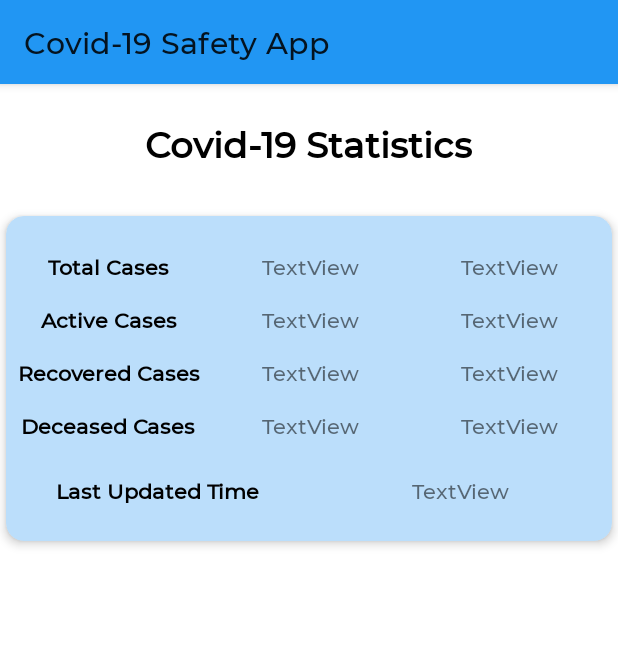
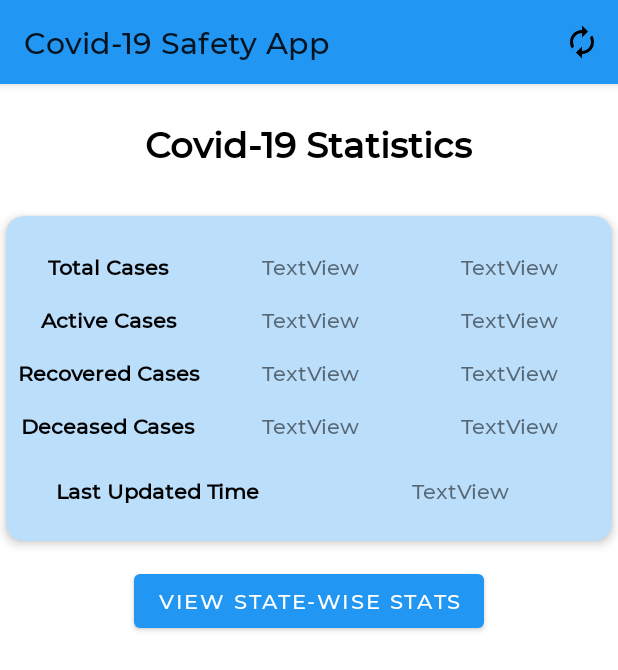
Before and after one commit to VarunT11/Covid-19-App, an Android app: the screen it shows after launch (DashboardActivity), on a phone screen of 412 x 824 dp. Shown: the top 670 px of the screen. Run offline under Robolectric (Android 15) with nearby library versions, the phone set to English and light mode, and no system bars; our stand-ins replace Volley; network calls fail.

Commit message:
Updated the Project Structure

```diff
--- a/app/src/main/java/com/example/covid19_safetyapp/activities/DashboardActivity.java
+++ b/app/src/main/java/com/example/covid19_safetyapp/activities/DashboardActivity.java
@@ -1,5 +1,6 @@
 package com.example.covid19_safetyapp.activities;
 
+import android.app.ProgressDialog;
 import android.os.Bundle;
 import android.view.View;
 import android.widget.Toast;
@@ -13,6 +14,7 @@ import com.example.covid19_safetyapp.R;
 import com.example.covid19_safetyapp.api.FetchApi;
 import com.example.covid19_safetyapp.interfaces.ActivityFragmentInterface;
 import com.example.covid19_safetyapp.viewmodel.MainViewModel;
+import com.google.android.material.appbar.MaterialToolbar;
 
 import org.json.JSONException;
 
@@ -20,6 +22,9 @@ public class DashboardActivity extends AppCompatActivity implements ActivityFrag
 
     private MainViewModel mainViewModel;
     private NavController navController;
+    private ProgressDialog progressDialog;
+
+    private MaterialToolbar toolbar;
 
     @Override
     protected void onCreate(Bundle savedInstanceState) {
@@ -33,23 +38,37 @@ public class DashboardActivity extends AppCompatActivity implements ActivityFrag
     }
 
     @Override
-    public void findViewsAndAttachListeners(View view){
+    public void findViewsAndAttachListeners(View view) {
+        progressDialog = new ProgressDialog(this);
+        progressDialog.setTitle("Loading");
+        progressDialog.setMessage("Updating the Data");
+        progressDialog.setCancelable(false);
+        progressDialog.setCanceledOnTouchOutside(false);
 
+        toolbar = findViewById(R.id.toolbarMain);
+        toolbar.setOnMenuItemClickListener(item -> {
+            if(item.getItemId() == R.id.actionRefresh){
+                fetchData();
+            }
+            return false;
+        });
     }
 
     @Override
-    public void setupViewModelAndNavController(){
+    public void setupViewModelAndNavController() {
         mainViewModel = new ViewModelProvider(this).get(MainViewModel.class);
         navController = Navigation.findNavController(this, R.id.navHostMain);
     }
 
-    private void fetchData(){
+    private void fetchData() {
+        progressDialog.show();
         new FetchApi(this)
                 .fetchApi(getString(R.string.data_url), (success, result) -> {
-                    if(success){
+                    progressDialog.dismiss();
+                    if (success) {
                         try {
                             mainViewModel.updateData(result);
-                        } catch (JSONException e){
+                        } catch (JSONException e) {
                             Toast.makeText(this, "Error in Processing Data", Toast.LENGTH_SHORT).show();
                         }
                     } else {
--- a/app/src/main/java/com/example/covid19_safetyapp/api/ApiParser.java
+++ b/app/src/main/java/com/example/covid19_safetyapp/api/ApiParser.java
@@ -1,13 +1,16 @@
 package com.example.covid19_safetyapp.api;
 
 import com.example.covid19_safetyapp.classes.RegionData;
+import com.example.covid19_safetyapp.utilities.DateTimeUtil;
 
 import org.json.JSONArray;
 import org.json.JSONException;
 import org.json.JSONObject;
 
+import java.sql.Time;
 import java.time.Instant;
 import java.util.ArrayList;
+import java.util.Date;
 
 public class ApiParser {
 
@@ -52,7 +55,8 @@ public class ApiParser {
 
         if (android.os.Build.VERSION.SDK_INT >= android.os.Build.VERSION_CODES.O) {
             Instant instant = Instant.parse(lastUpdatedTime);
-            lastUpdatedTime = instant.toString();
+            Date date= Date.from(instant);
+            lastUpdatedTime = DateTimeUtil.getDisplayTime(date.getTime());
         }
 
         JSONArray regionJsonArray = jsonObject.getJSONArray("regionData");
--- a/app/src/main/java/com/example/covid19_safetyapp/fragments/MainFragment.java
+++ b/app/src/main/java/com/example/covid19_safetyapp/fragments/MainFragment.java
@@ -4,12 +4,15 @@ import android.os.Bundle;
 import android.view.LayoutInflater;
 import android.view.View;
 import android.view.ViewGroup;
+import android.widget.Button;
 import android.widget.TextView;
 
 import androidx.annotation.NonNull;
 import androidx.annotation.Nullable;
 import androidx.fragment.app.Fragment;
 import androidx.lifecycle.ViewModelProvider;
+import androidx.navigation.NavController;
+import androidx.navigation.Navigation;
 
 import com.example.covid19_safetyapp.R;
 import com.example.covid19_safetyapp.interfaces.ActivityFragmentInterface;
@@ -26,7 +29,10 @@ public class MainFragment extends Fragment implements ActivityFragmentInterface
     }
 
     private MainViewModel mainViewModel;
+    private NavController navController;
+
     private TextView tvTotalCases, tvNewTotalCases, tvActiveCases, tvNewActiveCases, tvRecoveredCases, tvNewRecoveredCases, tvDeceasedCases, tvNewDeceasedCases, tvLastUpdatedTime;
+    private Button btnViewStateStats;
 
     @Override
     public void onViewCreated(@NonNull View view, @Nullable Bundle savedInstanceState) {
@@ -46,11 +52,17 @@ public class MainFragment extends Fragment implements ActivityFragmentInterface
         tvDeceasedCases = view.findViewById(R.id.tvDeceasedCases);
         tvNewDeceasedCases = view.findViewById(R.id.tvNewDeceasedCases);
         tvLastUpdatedTime = view.findViewById(R.id.tvLastUpdatedTime);
+        btnViewStateStats = view.findViewById(R.id.btnMainViewStateStats);
+
+        btnViewStateStats.setOnClickListener(view1 -> {
+            navController.navigate(R.id.action_mainFragment_to_stateListFragment);
+        });
     }
 
     @Override
     public void setupViewModelAndNavController() {
         mainViewModel = new ViewModelProvider(requireActivity()).get(MainViewModel.class);
+        navController = Navigation.findNavController(requireView());
 
         mainViewModel.getOverallData().observe(getViewLifecycleOwner(), regionData -> {
             tvTotalCases.setText(String.format(Locale.ENGLISH, "%d", regionData.getTotalCases()));
--- /dev/null
+++ b/app/src/main/res/drawable/ic_refresh.xml
@@ -0,0 +1,9 @@
+<vector xmlns:android="http://schemas.android.com/apk/res/android"
+    android:width="24dp"
+    android:height="24dp"
+    android:viewportWidth="24"
+    android:viewportHeight="24">
+  <path
+      android:pathData="M12,6v3l4,-4 -4,-4v3c-4.42,0 -8,3.58 -8,8 0,1.57 0.46,3.03 1.24,4.26L6.7,14.8c-0.45,-0.83 -0.7,-1.79 -0.7,-2.8 0,-3.31 2.69,-6 6,-6zM18.76,7.74L17.3,9.2c0.44,0.84 0.7,1.79 0.7,2.8 0,3.31 -2.69,6 -6,6v-3l-4,4 4,4v-3c4.42,0 8,-3.58 8,-8 0,-1.57 -0.46,-3.03 -1.24,-4.26z"
+      android:fillColor="#000000"/>
+</vector>
--- a/app/src/main/res/layout/activity_dashboard.xml
+++ b/app/src/main/res/layout/activity_dashboard.xml
@@ -15,6 +15,7 @@
             android:id="@+id/toolbarMain"
             android:layout_width="match_parent"
             android:layout_height="wrap_content"
+            app:menu="@menu/main_menu"
             app:title="Covid-19 Safety App" />
 
     </com.google.android.material.appbar.AppBarLayout>
--- a/app/src/main/res/layout/fragment_main.xml
+++ b/app/src/main/res/layout/fragment_main.xml
@@ -30,11 +30,11 @@
         android:layout_marginStart="4dp"
         android:layout_marginTop="16dp"
         android:layout_marginEnd="4dp"
-        android:layout_marginBottom="24dp"
+        android:layout_marginBottom="8dp"
         app:cardBackgroundColor="@color/colorPrimaryLight"
         app:cardCornerRadius="12dp"
         app:cardElevation="4dp"
-        app:layout_constraintBottom_toBottomOf="parent"
+        app:layout_constraintBottom_toTopOf="@+id/btnMainViewStateStats"
         app:layout_constraintEnd_toEndOf="parent"
         app:layout_constraintStart_toStartOf="parent"
         app:layout_constraintTop_toBottomOf="@+id/tvMainHeading">
@@ -256,4 +256,18 @@
 
     </com.google.android.material.card.MaterialCardView>
 
+    <Button
+        android:id="@+id/btnMainViewStateStats"
+        android:layout_width="wrap_content"
+        android:layout_height="wrap_content"
+        android:layout_marginStart="24dp"
+        android:layout_marginTop="8dp"
+        android:layout_marginEnd="24dp"
+        android:layout_marginBottom="24dp"
+        android:text="View State-Wise Stats"
+        app:layout_constraintBottom_toBottomOf="parent"
+        app:layout_constraintEnd_toEndOf="parent"
+        app:layout_constraintStart_toStartOf="parent"
+        app:layout_constraintTop_toBottomOf="@+id/mcvMainStats" />
+
 </androidx.constraintlayout.widget.ConstraintLayout>
--- /dev/null
+++ b/app/src/main/res/menu/main_menu.xml
@@ -0,0 +1,10 @@
+<?xml version="1.0" encoding="utf-8"?>
+<menu xmlns:android="http://schemas.android.com/apk/res/android"
+    xmlns:app="http://schemas.android.com/apk/res-auto">
+
+    <item android:id="@+id/actionRefresh"
+        android:title="Refresh"
+        android:icon="@drawable/ic_refresh"
+        app:showAsAction="always"/>
+
+</menu>
--- a/app/src/main/res/navigation/nav_graph_main.xml
+++ b/app/src/main/res/navigation/nav_graph_main.xml
@@ -9,5 +9,14 @@
         android:id="@+id/mainFragment"
         android:name="com.example.covid19_safetyapp.fragments.MainFragment"
         android:label="fragment_main"
-        tools:layout="@layout/fragment_main" />
+        tools:layout="@layout/fragment_main" >
+        <action
+            android:id="@+id/action_mainFragment_to_stateListFragment"
+            app:destination="@id/stateListFragment" />
+    </fragment>
+    <fragment
+        android:id="@+id/stateListFragment"
+        android:name="com.example.covid19_safetyapp.fragments.StateListFragment"
+        android:label="fragment_state_list"
+        tools:layout="@layout/fragment_state_list" />
 </navigation>
--- a/app/src/main/res/values/strings.xml
+++ b/app/src/main/res/values/strings.xml
@@ -1,4 +1,6 @@
 <resources xmlns:tools="http://schemas.android.com/tools">
     <string name="app_name">Covid-19 Stats App</string>
     <string name="data_url" tools:ignore="Typos">https://api.apify.com/v2/key-value-stores/toDWvRj1JpTXiM8FF/records/LATEST?disableRedirect=true</string>
+<!-- TODO: Remove or change this placeholder text -->
+    <string name="hello_blank_fragment">Hello blank fragment</string>
 </resources>
--- a/build.gradle
+++ b/build.gradle
@@ -8,7 +8,7 @@ buildscript {
 
     }
     dependencies {
-        classpath 'com.android.tools.build:gradle:7.0.3'
+        classpath 'com.android.tools.build:gradle:7.0.4'
         classpath 'com.google.gms:google-services:4.3.3'
 
 
```
Also changed, not shown: app/src/main/java/com/example/covid19_safetyapp/adapters/StateListAdapter.java (added, +57 -0 lines), app/src/main/java/com/example/covid19_safetyapp/fragments/StateListFragment.java (added, +62 -0 lines), app/src/main/java/com/example/covid19_safetyapp/utilities/DateTimeUtil.java (added, +14 -0 lines), app/src/main/java/com/example/covid19_safetyapp/viewmodel/MainViewModel.java (+14 -1 lines), app/src/main/res/layout/fragment_state_list.xml (added, +57 -0 lines), app/src/main/res/layout/state_list_item.xml (added, +88 -0 lines).
